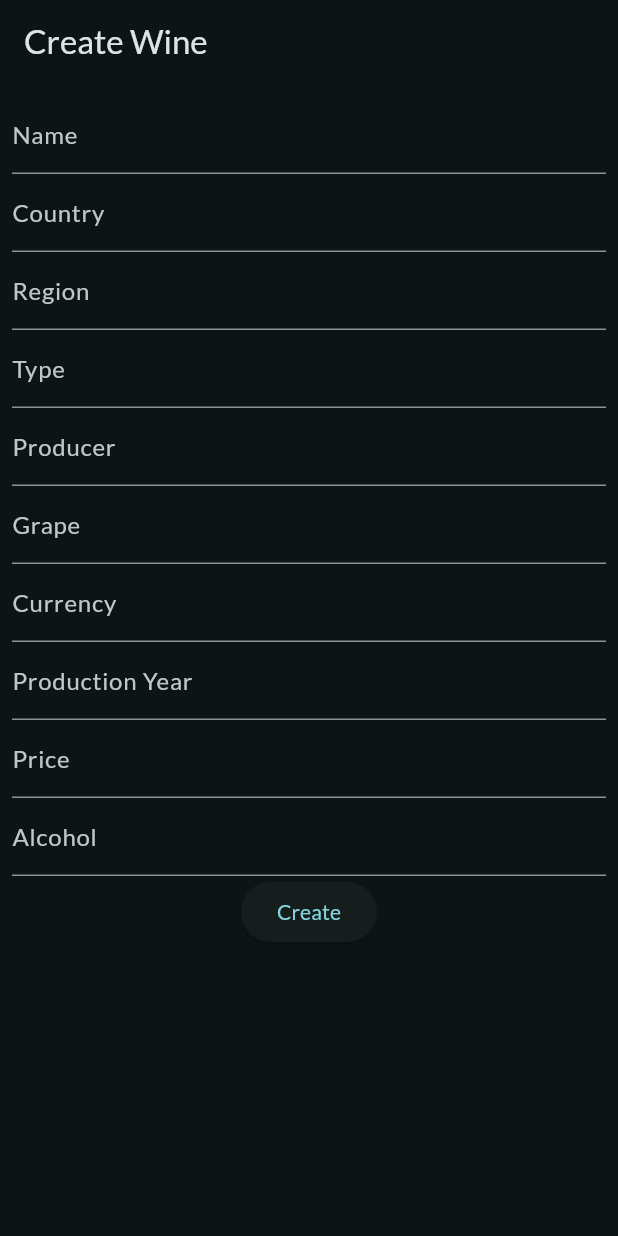
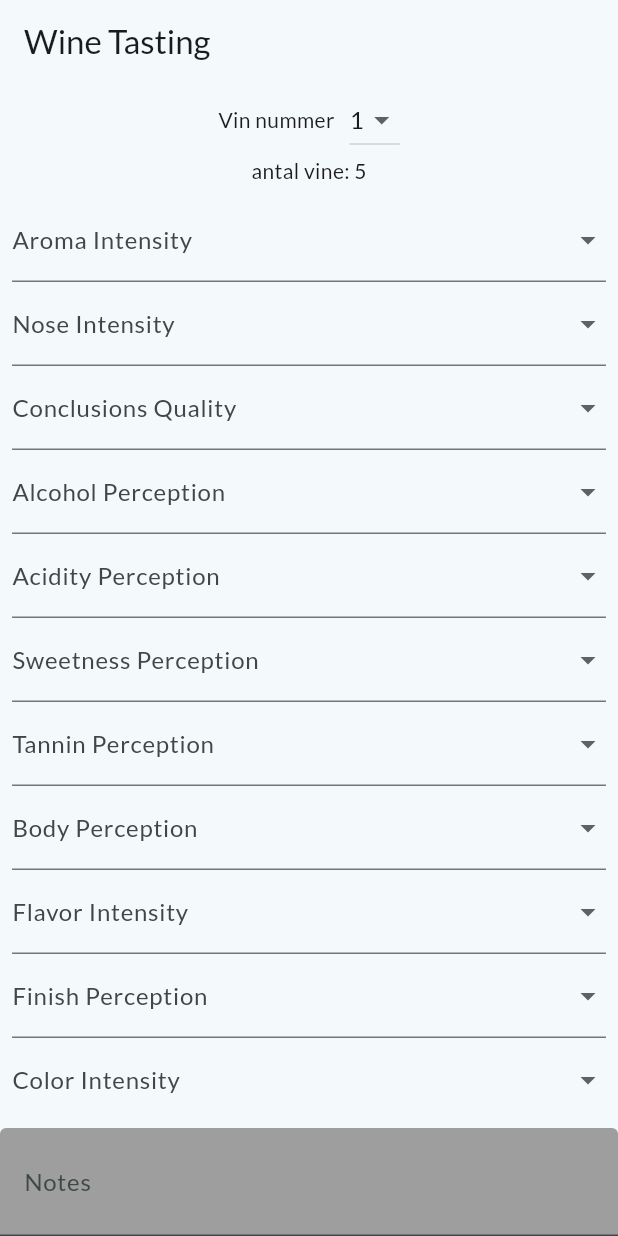
Before and after one commit to kaer98/BlindVinsmagning, a Flutter app: the screen it shows after launch, on a phone screen of 412 x 824 dp. Run offline on Flutter 3.47's test engine with Material 3 defaults, Android fonts, the phone set to English and light mode, and no system bars; our stand-ins replace google_fonts; missing offline and left inert: dart:ffi.

Commit message:
make eval wine screen

```diff
--- /dev/null
+++ b/appr/lib/data/dropdownform_wset2.dart
@@ -0,0 +1,141 @@
+import 'package:flutter/material.dart';
+import "package:appr/models/wsetEval.dart";
+
+List<DropdownMenuItem> _getDropDownMenuItems(List<String> e) {
+  final List<DropdownMenuItem> items = [];
+  for (var value in e) {
+    items.add(DropdownMenuItem(
+      value: value,
+      child: Center(child: Text(value, textAlign: TextAlign.center,)),
+    ));
+  }
+  return items;
+}
+
+
+class WSET2FORM extends StatelessWidget {
+  const WSET2FORM({super.key});
+
+  @override
+  Widget build(BuildContext context) {
+    return ListView(
+              shrinkWrap: true,
+              children: [
+                DropdownButtonFormField(
+                  decoration: const InputDecoration(
+                    labelText: 'Aroma Intensity',
+                  ),
+                  items: _getDropDownMenuItems(
+                      AIntensityEnum.values.map((e) => e.name).toList()),
+                  onChanged: ((value) {}),
+                  alignment: Alignment.center,
+                  isExpanded: true,
+                ),
+                DropdownButtonFormField(
+                  decoration: const InputDecoration(
+                    labelText: 'Nose Intensity',
+                  ),
+                  items: _getDropDownMenuItems(
+                      NintensityEnum.values.map((e) => e.name).toList()),
+                  onChanged: ((value) {}),
+                  alignment: Alignment.center,
+                  isExpanded: true,
+                ),
+                DropdownButtonFormField(
+                  decoration: const InputDecoration(
+                    labelText: 'Conclusions Quality',
+                  ),
+                  items: _getDropDownMenuItems(
+                      CQualityEnum.values.map((e) => e.name).toList()),
+                  onChanged: ((value) {}),
+                  alignment: Alignment.center,
+                  isExpanded: true,
+                ),
+                DropdownButtonFormField(
+                  decoration: const InputDecoration(
+                    labelText: 'Alcohol Perception',
+                  ),
+                  items: _getDropDownMenuItems(
+                      PAlcoholEnum.values.map((e) => e.name).toList()),
+                  onChanged: ((value) {}),
+                  alignment: Alignment.center,
+                  isExpanded: true,
+                ),
+                DropdownButtonFormField(
+                  decoration: const InputDecoration(
+                    labelText: 'Acidity Perception',
+                  ),
+                  items: _getDropDownMenuItems(
+                      PAcidityEnum.values.map((e) => e.name).toList()),
+                  onChanged: ((value) {}),
+                  alignment: Alignment.center,
+                  isExpanded: true,
+                ),
+
+
+                DropdownButtonFormField(
+                  decoration: const InputDecoration(
+                    labelText: 'Sweetness Perception',
+                  ),
+                  items: _getDropDownMenuItems(
+                      PSweetnessEnum.values.map((e) => e.name).toList()),
+                  onChanged: ((value) {}),
+                  alignment: Alignment.center,
+                  isExpanded: true,
+                ),
+                DropdownButtonFormField(
+                  decoration: const InputDecoration(
+                    labelText: 'Tannin Perception',
+                  ),
+                  items: _getDropDownMenuItems(
+                      PTanninEnum.values.map((e) => e.name).toList()),
+                  onChanged: ((value) {}),
+                  alignment: Alignment.center,
+                  isExpanded: true,
+                ),
+                DropdownButtonFormField(
+                  decoration: const InputDecoration(
+                    labelText: 'Body Perception',
+                  ),
+                  items: _getDropDownMenuItems(
+                      PBodyEnum.values.map((e) => e.name).toList()),
+                  onChanged: ((value) {}),
+                  alignment: Alignment.center,
+                  isExpanded: true,
+                ),
+                DropdownButtonFormField(
+                  decoration: const InputDecoration(
+                    labelText: 'Flavor Intensity',
+                  ),
+                  items: _getDropDownMenuItems(
+                      PFlavorIntensityEnum.values.map((e) => e.name).toList()),
+                  onChanged: ((value) {}),
+                  alignment: Alignment.center,
+                  isExpanded: true,
+                ),
+                DropdownButtonFormField(
+                  decoration: const InputDecoration(
+                    labelText: 'Finish Perception',
+                  ),
+                  items: _getDropDownMenuItems(
+                      PFinishEnum.values.map((e) => e.name).toList()),
+                  onChanged: ((value) {}),
+                  alignment: Alignment.center,
+
+                  isExpanded: true,
+                ),
+                DropdownButtonFormField(
+                  decoration: const InputDecoration(
+                    labelText: 'Color Intensity',
+                  ),
+                  items: _getDropDownMenuItems(
+                      AColorEnum.values.map((e) => e.name).toList()),
+                  onChanged: ((value) {}),
+                  alignment: Alignment.center,
+                  isExpanded: true,
+                ),
+
+              ],
+            );
+  }
+}
--- a/appr/lib/main.dart
+++ b/appr/lib/main.dart
@@ -1,4 +1,5 @@
 import 'package:appr/screens/createWine.dart';
+import 'package:appr/screens/wine_tasting_screen.dart';
 import 'package:flutter/material.dart';
 import "package:google_fonts/google_fonts.dart";
 
@@ -6,7 +7,7 @@
 final theme = ThemeData(
   useMaterial3: true,
   colorScheme: ColorScheme.fromSeed(
-    brightness: Brightness.dark,
+    brightness: Brightness.light,
     seedColor: const Color.fromARGB(255, 97, 189, 196),
   ),
   textTheme: GoogleFonts.latoTextTheme() , );
@@ -21,6 +22,6 @@
 
   @override
   Widget build(BuildContext context) {
-    return MaterialApp(theme: theme, home: const CreateWineScreen());
+    return MaterialApp(theme: theme, home: const WineTastingScreen());
   }
 }
--- a/appr/lib/screens/createWine.dart
+++ b/appr/lib/screens/createWine.dart
@@ -31,6 +31,7 @@ class _CreateWineScreenState extends State<CreateWineScreen> {
                     style: Theme.of(context).textTheme.bodyMedium!.copyWith(
                         color: Theme.of(context).colorScheme.onBackground),
                     decoration: const InputDecoration(labelText: "Name"),
+
                   ),
                   TextFormField(
                     textAlignVertical: TextAlignVertical.bottom,
--- a/appr/lib/screens/wine_tasting_screen.dart
+++ b/appr/lib/screens/wine_tasting_screen.dart
@@ -1,3 +1,5 @@
+
+import 'package:appr/data/dropdownform_wset2.dart';
 import 'package:flutter/material.dart';
 
 class WineTastingScreen extends StatefulWidget {
@@ -7,6 +9,30 @@ class WineTastingScreen extends StatefulWidget {
   State<WineTastingScreen> createState() => _WineTastingScreenState();
 }
 
+int selectedValue = 1;
+List<DropdownMenuItem> items = [
+  const DropdownMenuItem(
+    value: 1,
+    child: Text("1"),
+  ),
+  const DropdownMenuItem(
+    value: 2,
+    child: Text("2"),
+  ),
+  const DropdownMenuItem(
+    value: 3,
+    child: Text("3"),
+  ),
+  const DropdownMenuItem(
+    value: 4,
+    child: Text("4"),
+  ),
+  const DropdownMenuItem(
+    value: 5,
+    child: Text("5"),
+  ),
+];
+
 class _WineTastingScreenState extends State<WineTastingScreen> {
   @override
   Widget build(BuildContext context) {
@@ -14,8 +40,46 @@ class _WineTastingScreenState extends State<WineTastingScreen> {
       appBar: AppBar(
         title: const Text('Wine Tasting'),
       ),
-      body: const Center(
-        child: Text('Wine Tasting Screen'),
+      body: Column(
+        mainAxisAlignment: MainAxisAlignment.center,
+        crossAxisAlignment: CrossAxisAlignment.center,
+        children: [
+          Row(
+            mainAxisAlignment: MainAxisAlignment.center,
+            children: [
+              const Text("Vin nummer"),
+              const SizedBox(width: 10,),
+              DropdownButton(
+                items: items,
+                value: selectedValue,
+                onChanged: ((value) {
+                  setState(() {
+                    selectedValue = value as int;
+                  });
+                }),
+                alignment: Alignment.center,
+              ),
+            ],
+          ),
+          const Text("antal vine: 5"),
+          const Flexible(
+            child: Padding(
+              padding: EdgeInsets.all(8.0),
+              child: WSET2FORM(),
+            ),
+          ),
+          TextFormField(
+            minLines: 2,
+            maxLines: 5,
+            textAlignVertical: TextAlignVertical.bottom,
+            style: Theme.of(context)
+                .textTheme
+                .bodyMedium!
+                .copyWith(color: Theme.of(context).colorScheme.onBackground),
+            decoration: const InputDecoration(
+                labelText: "Notes", filled: true, fillColor: Colors.grey),
+          ),
+        ],
       ),
     );
   }
--- a/appr/pubspec.yaml
+++ b/appr/pubspec.yaml
@@ -36,6 +36,7 @@ dependencies:
   # Use with the CupertinoIcons class for iOS style icons.
   cupertino_icons: ^1.0.6
   google_fonts: ^6.2.1
+  list_picker: ^1.1.0
 
 dev_dependencies:
   flutter_test:
```
